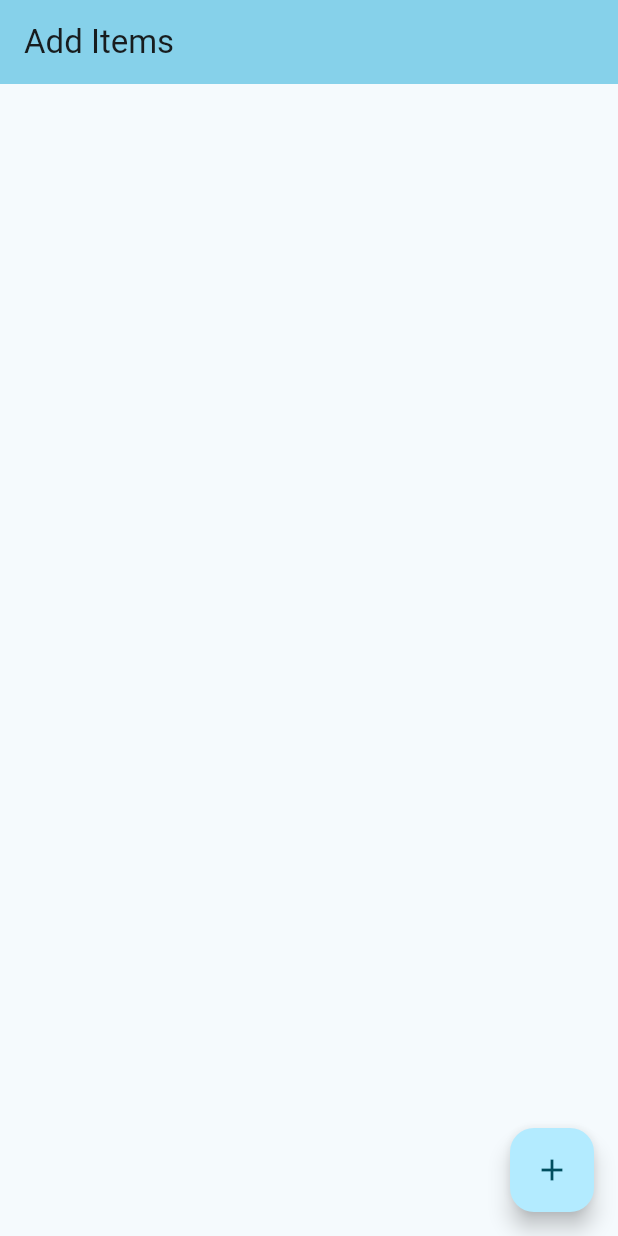
After one commit to jvpessoa10/roulette, a Flutter app: the screen it shows after launch, on a phone screen of 412 x 824 dp. The commit adds this screen. Run offline on Flutter 3.47's test engine with Material 3 defaults, Android fonts, the phone set to English and light mode, and no system bars; our stand-ins replace go_router; missing offline and left inert: dart:ffi, flutter_command.

Commit message:
Basic navigation

```diff
--- /dev/null
+++ b/lib/features/items/ItemsScreen.dart
@@ -0,0 +1,173 @@
+import 'dart:ffi';
+import 'dart:math';
+
+import 'package:flutter/material.dart';
+import 'package:go_router/go_router.dart';
+import 'package:roulette/features/items/ItemsViewModel.dart';
+import 'package:uuid/uuid.dart';
+
+class ItemsScreen extends StatefulWidget {
+
+  static const String routeName = '/items';
+
+  static Uri uri() {
+    return Uri(path: routeName);
+  }
+
+  static ItemsScreen goRouterBuilder(
+      BuildContext context,
+      GoRouterState state
+  ) {
+    return ItemsScreen(
+      viewModel: ItemsViewModel(),
+    );
+  }
+
+  const ItemsScreen({
+    super.key,
+    required this.viewModel
+  })
+
+  final ItemsViewModel viewModel;
+
+  @override
+  State<ItemsScreen> createState() => _ItemsScreenState();
+}
+
+class _ItemsScreenState extends State<ItemsScreen> {
+  List<String> items = [];
+  List<FocusNode> focusNodes = [];
+
+  final scrollController = ScrollController();
+  final keys = GlobalKey<AnimatedListState>();
+  var lastFocusNode = FocusNode();
+
+  void _addItem() {
+    items.add(Uuid().v4());
+    focusNodes.add(FocusNode());
+    keys.currentState?.insertItem(items.length - 1, duration: Duration(milliseconds: 700));
+  }
+
+  void _removeItem(int pos) {
+    items.removeAt(pos);
+    focusNodes.removeAt(pos);
+    keys.currentState?.removeItem(pos, (_, a) => Column());
+  }
+
+  void _updateItem(int pos, String text) {
+    items[pos] = text;
+  }
+
+  @override
+  Widget build(BuildContext context) {
+    // This method is rerun every time setState is called, for instance as done
+    // by the _incrementCounter method above.
+    //
+    // The Flutter framework has been optimized to make rerunning build methods
+    // fast, so that you can just rebuild anything that needs updating rather
+    // than having to individually change instances of widgets.
+
+    return Scaffold(
+      appBar: AppBar(
+        // TRY THIS: Try changing the color here to a specific color (to
+        // Colors.amber, perhaps?) and trigger a hot reload to see the AppBar
+        // change color while the other colors stay the same.
+        backgroundColor: Theme.of(context).colorScheme.inversePrimary,
+        // Here we take the value from the MyHomePage object that was created by
+        // the App.build method, and use it to set our appbar title.
+        title: Text(
+          "Add Items",
+        ),
+      ),
+      body: Center(
+        // Center is a layout widget. It takes a single child and positions it
+        // in the middle of the parent
+          child: AnimatedList(
+              key: keys,
+              initialItemCount: items.length,
+              controller: scrollController,
+              reverse: false,
+              itemBuilder: (context, index, animation) {
+                String item = items[index];
+                var controller = TextEditingController(
+                    text: item
+                );
+
+                return Dismissible(
+                  key: ValueKey(item),
+                  direction: DismissDirection.endToStart,
+                  onDismissed: (_) {
+                    _removeItem(index);
+                  },
+                  background: Container(
+                    color: Colors.red,
+                    child: const Row(
+                      mainAxisAlignment: MainAxisAlignment.end,
+                      children: [
+                        Padding(
+                          padding: EdgeInsets.only(right: 16),
+                          child: Icon(Icons.delete),
+                        ),
+                      ],
+                    ),
+                  ),
+                  child: FadeTransition(
+                      opacity: animation.drive(
+                          Tween<double>(begin: 0, end: 1)
+                              .chain(CurveTween(curve: Curves.ease))),
+                      child: Column(
+                        children: [
+                          Padding(
+                            padding: EdgeInsets.only(
+                                left: 16,
+                                right: 16,
+                                top: 8,
+                                bottom: 8
+                            ),
+                            child: TextField(
+                              decoration: InputDecoration(
+                                border: InputBorder.none,
+                              ),
+                              controller: controller,
+                              focusNode: focusNodes[index],
+                              autofocus: index == items.length - 1,
+                              textInputAction: TextInputAction.next,
+                              onChanged: (String value) {
+                                _updateItem(index, value);
+                              },
+                            ) ,
+                          ),
+                          Divider(
+                            height: 1,
+
+                          )
+                        ],
+                      )
+                  ),
+                );
+              }
+          )
+      ),
+      floatingActionButton: FloatingActionButton(
+        onPressed: () {
+          _addItem();
+
+          WidgetsBinding.instance.addPostFrameCallback((_) {
+            if (scrollController.hasClients) {
+              scrollController.animateTo(
+                scrollController.position.maxScrollExtent,
+                duration: Duration(milliseconds: 100),
+                curve: Curves.easeOut,
+              ).then((_) {
+                focusNodes[items.length - 1].requestFocus();
+              });
+            }
+          });
+        },
+        tooltip: 'Increment',
+        child: const Icon(Icons.add),
+      ), // This trailing comma makes auto-formatting nicer for build methods.
+    );
+
+  }
+}
--- a/lib/features/items/ItemsViewModel.dart
+++ b/lib/features/items/ItemsViewModel.dart
@@ -9,9 +9,10 @@ class ItemsViewModel extends ChangeNotifier {
 
   ItemsViewModel() {
     _state = ItemsUIState(items: [], isLoading: true);
+    _load();
   }
 
-  Future<void> _load() async {
+  Future<void> _load() {
     _state = _state.copyWith(isLoading: true);
     notifyListeners();
 
--- /dev/null
+++ b/lib/go_router.dart
@@ -0,0 +1,13 @@
+import 'package:go_router/go_router.dart';
+import 'package:roulette/features/items/ItemsScreen.dart';
+
+// GoRouter configuration
+final router = GoRouter(
+  initialLocation: ItemsScreen.routeName,
+  routes: [
+    GoRoute(
+      path: ItemsScreen.routeName,
+      builder: ItemsScreen.goRouterBuilder,
+    ),
+  ],
+);
--- a/pubspec.yaml
+++ b/pubspec.yaml
@@ -36,7 +36,7 @@ dependencies:
   cupertino_icons: ^1.0.8
   uuid: ^4.4.2
   flutter_command: ^7.2.2
-
+  go_router: ^14.6.3
 
 dev_dependencies:
   flutter_test:
```
Also changed, not shown: lib/main.dart (+4 -159 lines), pubspec.lock.
